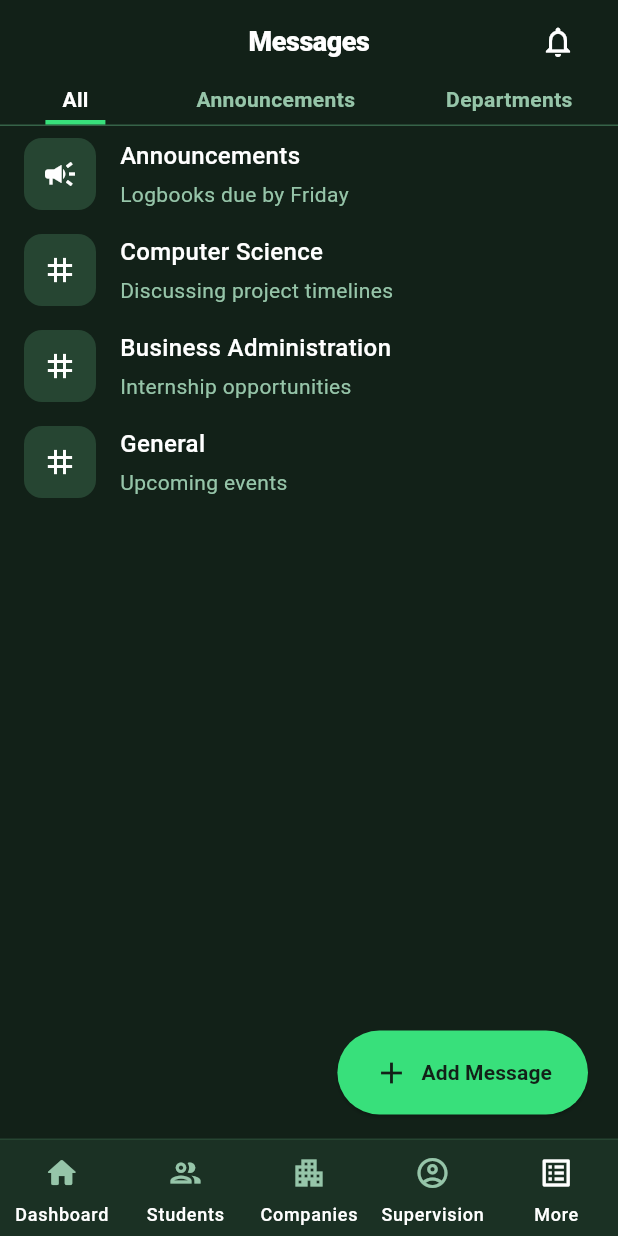
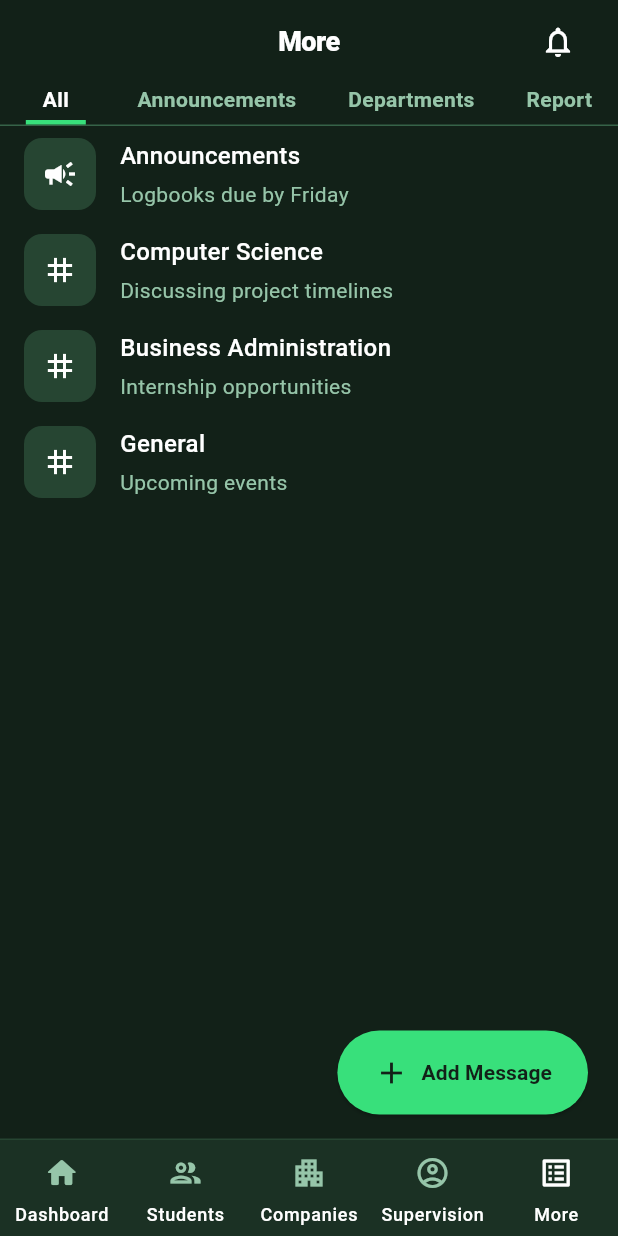
Before and after one commit to mrb4ll0/itc_institute_admin, a Flutter app: the InstitutionDashboardPage screen opened directly, item 5 of the bottom bar chosen, on a phone screen of 412 x 824 dp. Run offline on Flutter 3.47's test engine with Material 3 defaults, Android fonts, the phone set to English and light mode, and no system bars; our stand-ins replace cloud_firestore, firebase_auth, firebase_core, google_fonts, google_sign_in; accounts and stored records are empty; network calls fail.

Commit message:
latest commit

```diff
--- a/lib/view/home/home_page.dart
+++ b/lib/view/home/home_page.dart
@@ -1,7 +1,7 @@
 import 'package:cloud_firestore/cloud_firestore.dart';
 import 'package:flutter/material.dart';
 import 'package:google_fonts/google_fonts.dart';
-import 'package:itc_institute_admin/view/home/message_view.dart';
+import 'package:itc_institute_admin/view/home/more_view.dart';
 import 'package:itc_institute_admin/view/home/notification_page.dart';
 import 'package:itc_institute_admin/view/home/pending_approval.dart';
 import 'package:itc_institute_admin/view/home/placements_approved.dart';
@@ -25,14 +25,14 @@ class _InstitutionDashboardPageState extends State<InstitutionDashboardPage> {
     const StudentsPage(),
     const CompaniesPage(),
     const SupervisionPage(),
-     MessagesPage(),
+     MorePage(),
   ];
   final List<String> _titles = [
     'Dashboard',
     'Students',
     'Companies',
     'Supervision',
-    'Messages',
+    'More',
   ];
   @override
   Widget build(BuildContext context) {
--- a/lib/view/home/institute_auth/institute_registration.dart
+++ b/lib/view/home/institute_auth/institute_registration.dart
@@ -211,6 +211,7 @@ class _RegisterInstitutionPageState extends State<RegisterInstitutionPage> {
                   ElevatedButton(
                     onPressed: _submitForm,
                     style: ElevatedButton.styleFrom(
+                      backgroundColor: Colors.blue,
                       padding:
                       EdgeInsets.symmetric(vertical: 16, horizontal: 24),
                       shape: RoundedRectangleBorder(
--- a/lib/view/home/message_view.dart
+++ b/lib/view/home/more_view.dart
@@ -1,6 +1,6 @@
 import 'package:flutter/material.dart';
 
-class MessagesPage extends StatelessWidget {
+class MorePage extends StatelessWidget {
   final Color backgroundColor = Color(0xFF122118);
   final Color primaryGreen = Color(0xFF38E07B);
   final Color secondaryGreen = Color(0xFF264532);
@@ -49,6 +49,7 @@ class MessagesPage extends StatelessWidget {
                 _buildTab('All', true),
                 _buildTab('Announcements', false),
                 _buildTab('Departments', false),
+                _buildTab('Report', false),
               ],
             ),
           ),
--- a/lib/view/login_view.dart
+++ b/lib/view/login_view.dart
@@ -10,6 +10,7 @@ class LoginScreen extends StatelessWidget {
 
   Future<UserCredential?> _signInWithGoogle() async {
     try {
+       await GoogleSignIn().signOut();
       final googleUser = await GoogleSignIn().signIn();
       if (googleUser == null) return null;
 
```
Also changed, not shown: lib/logic/firebase/general_cloud.dart (+18 -0 lines), lib/view/home/institute_auth/institute_code_page.dart (+38 -0 lines).
